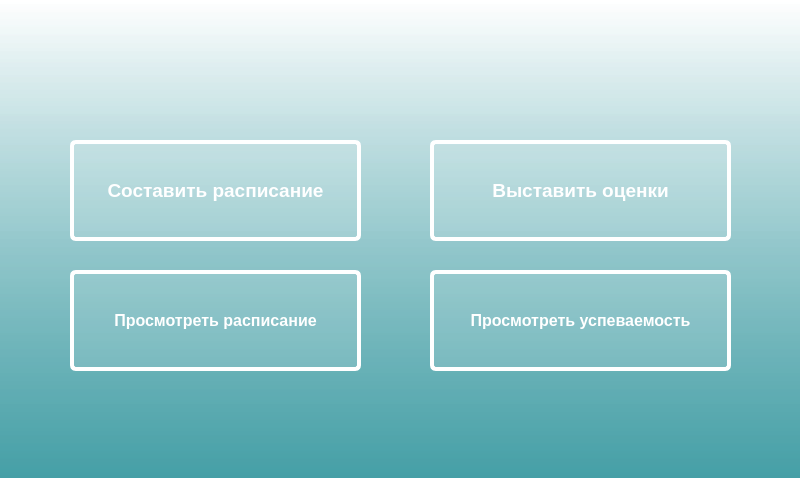
First picture: the form in interfaces/inter_employee.ui, repository vikaraskovalova/Programm_ing, before the edit.
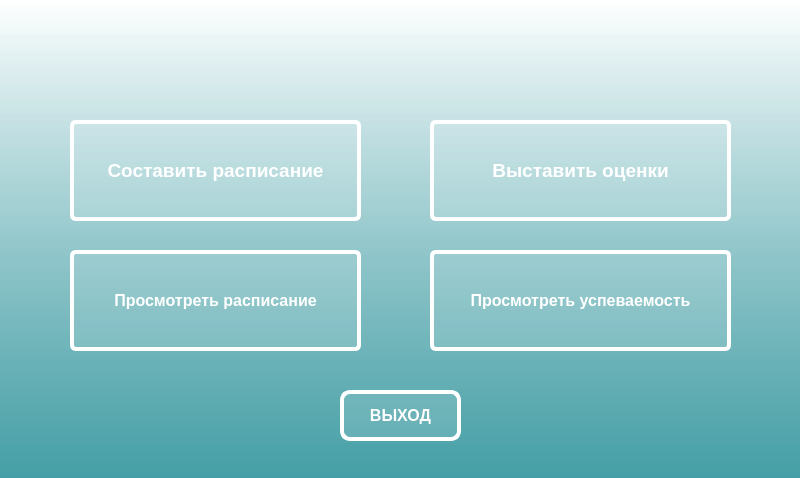
Second picture: the form after the edit. Icons and pictures are not drawn.

What changed in the file:
```diff
--- a/interfaces/inter_employee.ui
+++ b/interfaces/inter_employee.ui
@@ -27,7 +27,7 @@
     <property name="geometry">
      <rect>
       <x>430</x>
-      <y>140</y>
+      <y>120</y>
       <width>301</width>
       <height>101</height>
      </rect>
@@ -64,7 +64,7 @@
     <property name="geometry">
      <rect>
       <x>70</x>
-      <y>140</y>
+      <y>120</y>
       <width>291</width>
       <height>101</height>
      </rect>
@@ -101,7 +101,7 @@
     <property name="geometry">
      <rect>
       <x>70</x>
-      <y>270</y>
+      <y>250</y>
       <width>291</width>
       <height>101</height>
      </rect>
@@ -138,7 +138,7 @@
     <property name="geometry">
      <rect>
       <x>430</x>
-      <y>270</y>
+      <y>250</y>
       <width>301</width>
       <height>101</height>
      </rect>
@@ -171,6 +171,39 @@
      </size>
     </property>
    </widget>
+   <widget class="QPushButton" name="pushButton_bk">
+    <property name="geometry">
+     <rect>
+      <x>340</x>
+      <y>390</y>
+      <width>121</width>
+      <height>51</height>
+     </rect>
+    </property>
+    <property name="font">
+     <font>
+      <pointsize>12</pointsize>
+      <weight>75</weight>
+      <bold>true</bold>
+     </font>
+    </property>
+    <property name="styleSheet">
+     <string notr="true">background-color: rgba(255, 255, 255, 30); 
+border: 4px solid white; 
+border-radius: 10px; 
+padding: 5px;  
+color: white;</string>
+    </property>
+    <property name="text">
+     <string>ВЫХОД</string>
+    </property>
+    <property name="iconSize">
+     <size>
+      <width>40</width>
+      <height>40</height>
+     </size>
+    </property>
+   </widget>
   </widget>
  </widget>
  <resources>
```
